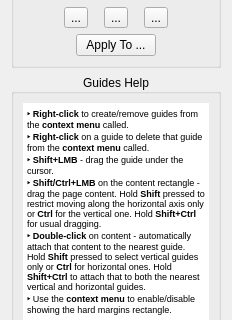
First picture: the form in src/core/filters/page_layout/OptionsWidget.ui, repository 4lex4/scantailor-advanced, before the edit; both pictures show x 0 to 232 and y 400 to 720 of the 232 by 804 pixel window.
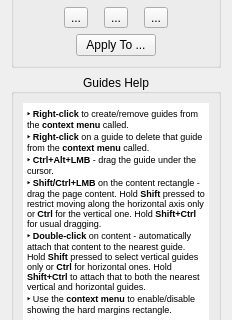
Second picture: the form after the edit. Icons and pictures are not drawn. Custom widgets are drawn as their Qt base class.

Commit message: Change the key combination for dragging a guide to Ctrl+Alt+LMB

```diff
--- a/src/core/filters/page_layout/OptionsWidget.ui
+++ b/src/core/filters/page_layout/OptionsWidget.ui
@@ -822,7 +822,7 @@
 &lt;/style&gt;&lt;/head&gt;&lt;body style=&quot; font-family:'MS Shell Dlg 2'; font-size:8.25pt; font-weight:400; font-style:normal;&quot;&gt;
 &lt;p style=&quot; margin-top:0px; margin-bottom:0px; margin-left:0px; margin-right:0px; -qt-block-indent:0; text-indent:0px;&quot;&gt;&lt;span style=&quot; font-size:7pt; font-weight:600;&quot;&gt;‣ Right-click&lt;/span&gt;&lt;span style=&quot; font-size:7pt;&quot;&gt; to create/remove guides from the &lt;/span&gt;&lt;span style=&quot; font-size:7pt; font-weight:600;&quot;&gt;context menu&lt;/span&gt;&lt;span style=&quot; font-size:7pt;&quot;&gt; called.&lt;/span&gt;&lt;/p&gt;
 &lt;p style=&quot; margin-top:0px; margin-bottom:0px; margin-left:0px; margin-right:0px; -qt-block-indent:0; text-indent:0px;&quot;&gt;&lt;span style=&quot; font-size:7pt; font-weight:600;&quot;&gt;‣ Right-click&lt;/span&gt;&lt;span style=&quot; font-size:7pt;&quot;&gt; on a guide to delete that guide from the &lt;/span&gt;&lt;span style=&quot; font-size:7pt; font-weight:600;&quot;&gt;context menu&lt;/span&gt;&lt;span style=&quot; font-size:7pt;&quot;&gt; called.&lt;/span&gt;&lt;/p&gt;
-&lt;p style=&quot; margin-top:0px; margin-bottom:0px; margin-left:0px; margin-right:0px; -qt-block-indent:0; text-indent:0px;&quot;&gt;&lt;span style=&quot; font-size:7pt; font-weight:600;&quot;&gt;‣ Shift+LMB&lt;/span&gt;&lt;span style=&quot; font-size:7pt;&quot;&gt; - drag the guide under the cursor.&lt;/span&gt;&lt;/p&gt;
+&lt;p style=&quot; margin-top:0px; margin-bottom:0px; margin-left:0px; margin-right:0px; -qt-block-indent:0; text-indent:0px;&quot;&gt;&lt;span style=&quot; font-size:7pt; font-weight:600;&quot;&gt;‣ Ctrl+Alt+LMB&lt;/span&gt;&lt;span style=&quot; font-size:7pt;&quot;&gt; - drag the guide under the cursor.&lt;/span&gt;&lt;/p&gt;
 &lt;p style=&quot; margin-top:0px; margin-bottom:0px; margin-left:0px; margin-right:0px; -qt-block-indent:0; text-indent:0px;&quot;&gt;&lt;span style=&quot; font-size:7pt; font-weight:600;&quot;&gt;‣ Shift/Ctrl+LMB&lt;/span&gt;&lt;span style=&quot; font-size:7pt;&quot;&gt; on the content rectangle - drag the page content. Hold &lt;/span&gt;&lt;span style=&quot; font-size:7pt; font-weight:600;&quot;&gt;Shift&lt;/span&gt;&lt;span style=&quot; font-size:7pt;&quot;&gt; pressed to restrict moving along the horizontal axis only or &lt;/span&gt;&lt;span style=&quot; font-size:7pt; font-weight:600;&quot;&gt;Ctrl&lt;/span&gt;&lt;span style=&quot; font-size:7pt;&quot;&gt; for the vertical one. Hold &lt;/span&gt;&lt;span style=&quot; font-size:7pt; font-weight:600;&quot;&gt;Shift+Ctrl&lt;/span&gt;&lt;span style=&quot; font-size:7pt;&quot;&gt; for usual dragging.&lt;/span&gt;&lt;/p&gt;
 &lt;p style=&quot; margin-top:0px; margin-bottom:0px; margin-left:0px; margin-right:0px; -qt-block-indent:0; text-indent:0px;&quot;&gt;&lt;span style=&quot; font-size:7pt; font-weight:600;&quot;&gt;‣ Double-click&lt;/span&gt;&lt;span style=&quot; font-size:7pt;&quot;&gt; on content - automatically attach that content to the nearest guide. Hold &lt;/span&gt;&lt;span style=&quot; font-size:7pt; font-weight:600;&quot;&gt;Shift&lt;/span&gt;&lt;span style=&quot; font-size:7pt;&quot;&gt; pressed to select vertical guides only or &lt;/span&gt;&lt;span style=&quot; font-size:7pt; font-weight:600;&quot;&gt;Ctrl&lt;/span&gt;&lt;span style=&quot; font-size:7pt;&quot;&gt; for horizontal ones. Hold &lt;/span&gt;&lt;span style=&quot; font-size:7pt; font-weight:600;&quot;&gt;Shift+Ctrl&lt;/span&gt;&lt;span style=&quot; font-size:7pt;&quot;&gt; to attach that to both the nearest vertical and horizontal guides.&lt;/span&gt;&lt;/p&gt;
 &lt;p style=&quot; margin-top:0px; margin-bottom:0px; margin-left:0px; margin-right:0px; -qt-block-indent:0; text-indent:0px;&quot;&gt;&lt;span style=&quot; font-size:7pt; font-weight:600;&quot;&gt;‣&lt;/span&gt;&lt;span style=&quot; font-size:7pt;&quot;&gt; Use the &lt;/span&gt;&lt;span style=&quot; font-size:7pt; font-weight:600;&quot;&gt;context menu&lt;/span&gt;&lt;span style=&quot; font-size:7pt;&quot;&gt; to enable/disable showing the hard margins rectangle.&lt;/span&gt;&lt;/p&gt;&lt;/body&gt;&lt;/html&gt;</string>
```
The commit also changes 2 other files.
